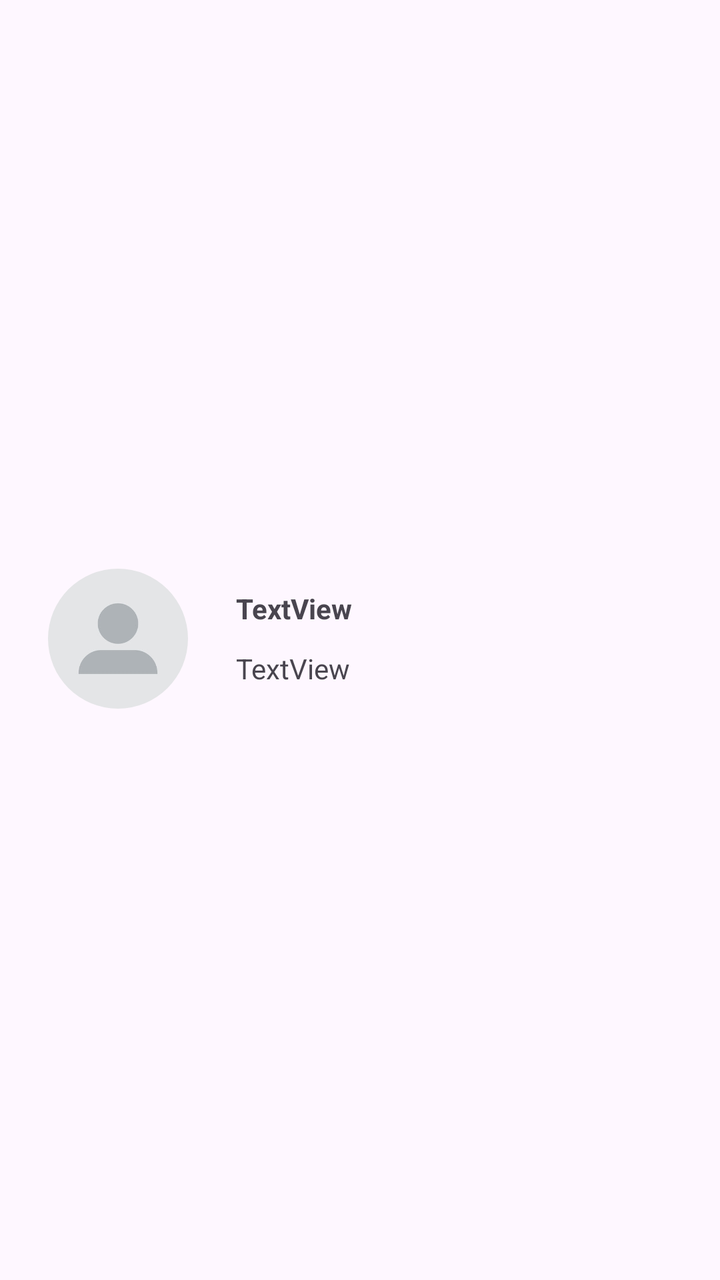
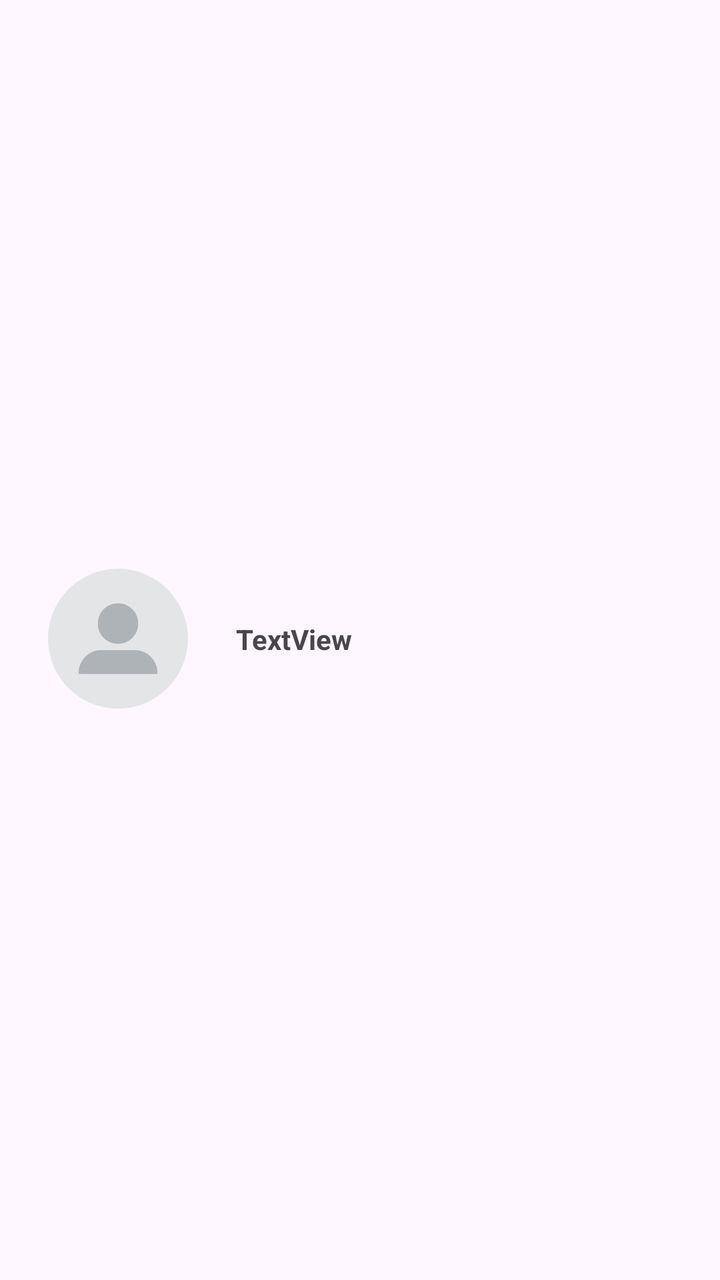

Screens rendered from an Android XML layout before and after an edit, with the pre-edit source and the edit as a unified diff.
<!-- AndroidManifest.xml: application theme Theme.MessageApp -->
<!-- res/layout/contact_card_view.xml -->
<?xml version="1.0" encoding="utf-8"?>
<androidx.constraintlayout.widget.ConstraintLayout xmlns:android="http://schemas.android.com/apk/res/android"
    xmlns:app="http://schemas.android.com/apk/res-auto"
    xmlns:tools="http://schemas.android.com/tools"
    android:layout_width="match_parent"
    android:layout_height="wrap_content">

    <com.google.android.material.imageview.ShapeableImageView
        android:id="@+id/imgProfileCardView"
        android:layout_width="70dp"
        android:layout_height="70dp"
        android:layout_marginStart="24dp"
        android:layout_marginTop="16dp"
        android:layout_marginBottom="16dp"
        app:layout_constraintBottom_toBottomOf="parent"
        app:layout_constraintEnd_toEndOf="parent"
        app:layout_constraintHorizontal_bias="0.0"
        app:layout_constraintStart_toStartOf="parent"
        app:layout_constraintTop_toTopOf="parent"
        app:layout_constraintVertical_bias="0.499"
        app:shapeAppearanceOverlay="@style/CircularProfilePicture"
        app:srcCompat="@drawable/perfil" />

    <TextView
        android:id="@+id/txtNameCardView"
        android:layout_width="wrap_content"
        android:layout_height="wrap_content"
        android:layout_marginStart="24dp"
        android:text="TextView"
        android:textStyle="bold"
        app:layout_constraintBottom_toBottomOf="@+id/imgProfileCardView"
        app:layout_constraintEnd_toEndOf="parent"
        app:layout_constraintHorizontal_bias="0.0"
        app:layout_constraintStart_toEndOf="@+id/imgProfileCardView"
        app:layout_constraintTop_toTopOf="@+id/imgProfileCardView"
        app:layout_constraintVertical_bias="0.2" />

    <TextView
        android:layout_width="wrap_content"
        android:layout_height="wrap_content"
        android:layout_marginStart="24dp"
        android:text="TextView"
        app:layout_constraintBottom_toBottomOf="@+id/imgProfileCardView"
        app:layout_constraintEnd_toEndOf="parent"
        app:layout_constraintHorizontal_bias="0.0"
        app:layout_constraintStart_toEndOf="@+id/imgProfileCardView"
        app:layout_constraintTop_toBottomOf="@+id/txtNameCardView" />
</androidx.constraintlayout.widget.ConstraintLayout>
<!-- resources referenced by this layout -->
<resources>
  <!-- drawable perfil: jpeg bitmap (drawable, 6796 bytes) -->
  <style name="CircularProfilePicture">
          <item name="cornerSize">50%</item>
      </style>
  <style name="Theme.MessageApp" parent="Base.Theme.MessageApp" />
  <style name="Base.Theme.MessageApp" parent="Theme.Material3.DayNight.NoActionBar">
          
          <item name="colorPrimary">@color/primary</item>
          <item name="android:actionMenuTextColor">@color/black</item>
      </style>
  <color name="primary">#415a77</color>
  <color name="black">#FF000000</color>
</resources>

<!-- the commit's change to res/layout/contact_card_view.xml (unified diff, before → after) -->
@@ -12,6 +12,7 @@
         android:layout_marginStart="24dp"
         android:layout_marginTop="16dp"
         android:layout_marginBottom="16dp"
+        android:scaleType="centerCrop"
         app:layout_constraintBottom_toBottomOf="parent"
         app:layout_constraintEnd_toEndOf="parent"
         app:layout_constraintHorizontal_bias="0.0"
@@ -22,7 +23,7 @@
         app:srcCompat="@drawable/perfil" />
 
     <TextView
-        android:id="@+id/txtNameCardView"
+        android:id="@+id/txtName"
         android:layout_width="wrap_content"
         android:layout_height="wrap_content"
         android:layout_marginStart="24dp"
@@ -32,17 +33,6 @@
         app:layout_constraintEnd_toEndOf="parent"
         app:layout_constraintHorizontal_bias="0.0"
         app:layout_constraintStart_toEndOf="@+id/imgProfileCardView"
-        app:layout_constraintTop_toTopOf="@+id/imgProfileCardView"
-        app:layout_constraintVertical_bias="0.2" />
+        app:layout_constraintTop_toTopOf="@+id/imgProfileCardView" />
 
-    <TextView
-        android:layout_width="wrap_content"
-        android:layout_height="wrap_content"
-        android:layout_marginStart="24dp"
-        android:text="TextView"
-        app:layout_constraintBottom_toBottomOf="@+id/imgProfileCardView"
-        app:layout_constraintEnd_toEndOf="parent"
-        app:layout_constraintHorizontal_bias="0.0"
-        app:layout_constraintStart_toEndOf="@+id/imgProfileCardView"
-        app:layout_constraintTop_toBottomOf="@+id/txtNameCardView" />
 </androidx.constraintlayout.widget.ConstraintLayout>
